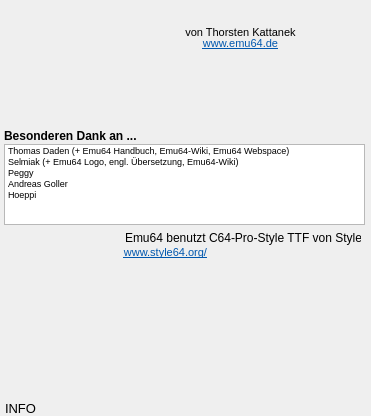
Old version of the form info_window.ui in the repository ThKattanek/emu64.
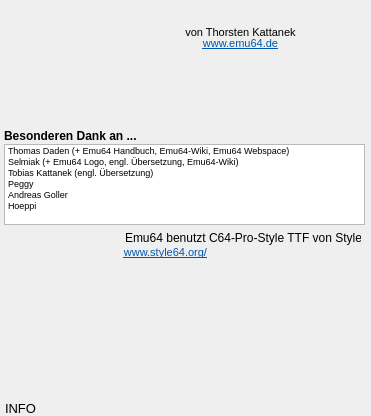
New version of the form. Icons and pictures are not drawn.

Commit message: Übersetzung nochmal angepasst. Tobi zu den Special Thanks im Info Window hinzugefügt.

```diff
--- a/info_window.ui
+++ b/info_window.ui
@@ -166,6 +166,11 @@
      <string>Selmiak (+ Emu64 Logo, engl. Übersetzung, Emu64-Wiki)</string>
     </property>
    </item>
+   <item>
+    <property name="text">
+     <string>Tobias Kattanek (engl. Übersetzung)</string>
+    </property>
+   </item>
    <item>
     <property name="text">
      <string>Peggy</string>
```
The commit also changes 3 other files.
